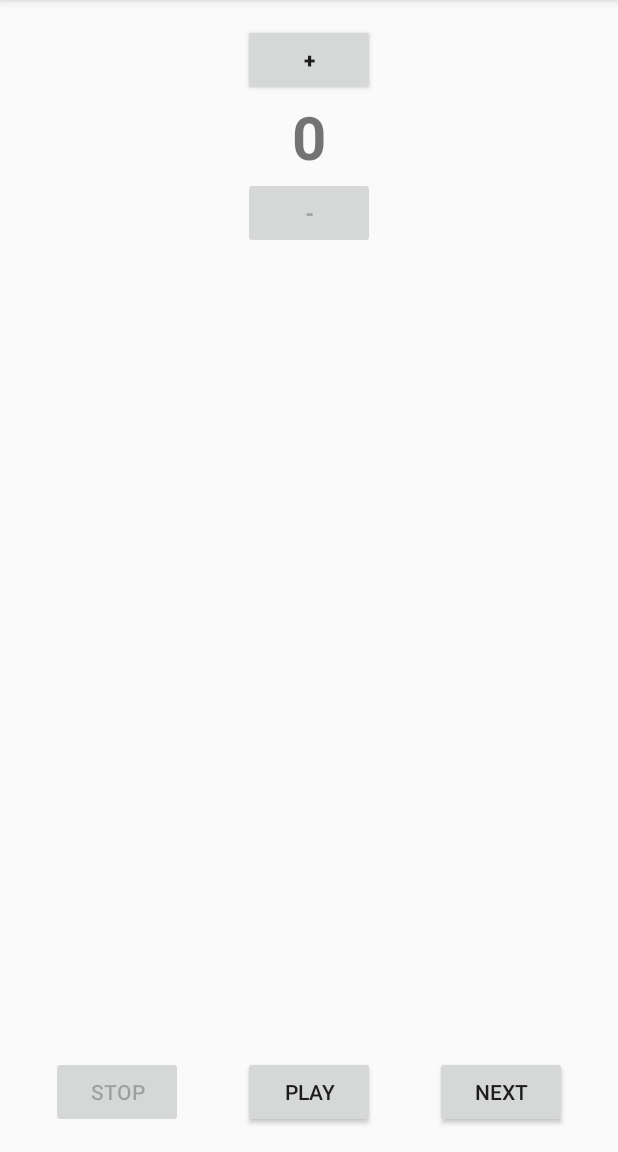
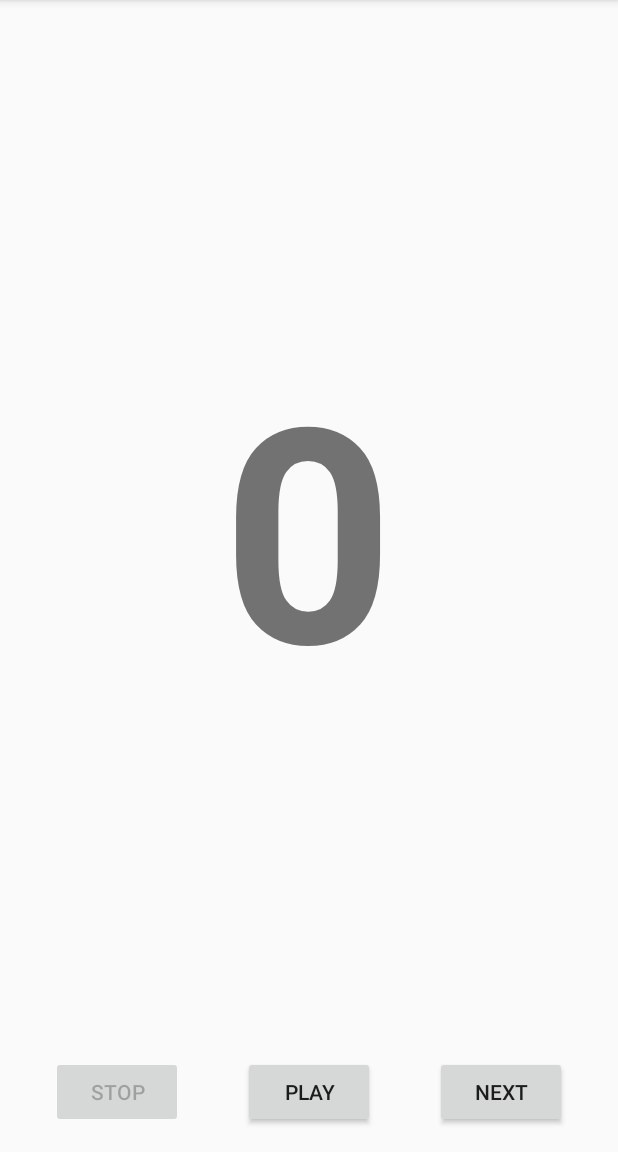
Before and after one commit to VidishNaik/Music-Player, an Android app: the screen it shows after launch (MainActivity), on a phone screen of 412 x 824 dp, the part 84-1236 px from its top. Run offline under Robolectric (Android 15) with nearby library versions, the phone set to English and light mode, and no system bars; 1 statement that could not run was skipped.

Commit message:
Removed volume buttons and implemented swipe gesture for controlling volume

```diff
--- a/app/src/main/res/layout/activity_main.xml
+++ b/app/src/main/res/layout/activity_main.xml
@@ -1,14 +1,34 @@
 <?xml version="1.0" encoding="utf-8"?>
-<RelativeLayout xmlns:android="http://schemas.android.com/apk/res/android"
+<LinearLayout xmlns:android="http://schemas.android.com/apk/res/android"
     xmlns:tools="http://schemas.android.com/tools"
     android:layout_width="match_parent"
     android:layout_height="match_parent"
+    android:orientation="vertical"
     android:paddingBottom="@dimen/activity_vertical_margin"
     android:paddingLeft="@dimen/activity_horizontal_margin"
     android:paddingRight="@dimen/activity_horizontal_margin"
     android:paddingTop="@dimen/activity_vertical_margin"
     tools:context="com.example.vidish.musicplayer.MainActivity">
 
+    <RelativeLayout
+        android:layout_width="match_parent"
+        android:layout_height="0dp"
+        android:layout_weight="10">
+
+        <TextView
+            android:id="@+id/volume"
+            android:layout_width="wrap_content"
+            android:layout_height="wrap_content"
+            android:layout_centerInParent="true"
+            android:text="5"
+            android:textSize="200dp"
+            android:textStyle="bold" />
+    </RelativeLayout>
+
+    <RelativeLayout
+        android:layout_width="match_parent"
+        android:layout_height="0dp"
+        android:layout_weight="1">
     <Button
         android:id="@+id/play_button"
         android:layout_width="wrap_content"
@@ -32,41 +52,5 @@
         android:layout_marginLeft="40dp"
         android:layout_toRightOf="@id/play_button"
         android:text="Next" />
-
-    <RelativeLayout
-        android:layout_width="match_parent"
-        android:layout_height="wrap_content"
-        android:layout_alignParentLeft="true"
-        android:layout_alignParentStart="true"
-        android:layout_alignParentTop="true">
-    <Button
-        android:id="@+id/volume_up"
-        android:layout_width="wrap_content"
-        android:layout_height="wrap_content"
-        android:layout_centerHorizontal="true"
-        android:layout_marginLeft="40dp"
-        android:layout_marginRight="40dp"
-        android:onClick="raise"
-        android:text="+"
-        android:textStyle="bold" />
-    <TextView
-        android:id="@+id/volume"
-        android:layout_width="wrap_content"
-        android:layout_height="wrap_content"
-        android:layout_below="@id/volume_up"
-        android:layout_centerInParent="true"
-        android:textSize="40dp"
-        android:textStyle="bold" />
-    <Button
-        android:id="@+id/volume_down"
-        android:layout_width="wrap_content"
-        android:layout_height="wrap_content"
-        android:layout_below="@id/volume"
-        android:layout_centerHorizontal="true"
-        android:layout_marginLeft="40dp"
-        android:layout_marginRight="40dp"
-        android:onClick="lower"
-        android:text="-"
-        android:textStyle="bold" />
     </RelativeLayout>
-</RelativeLayout>
+</LinearLayout>
```
Also changed, not shown: app/src/main/java/com/example/vidish/musicplayer/MainActivity.java (+32 -2 lines).
